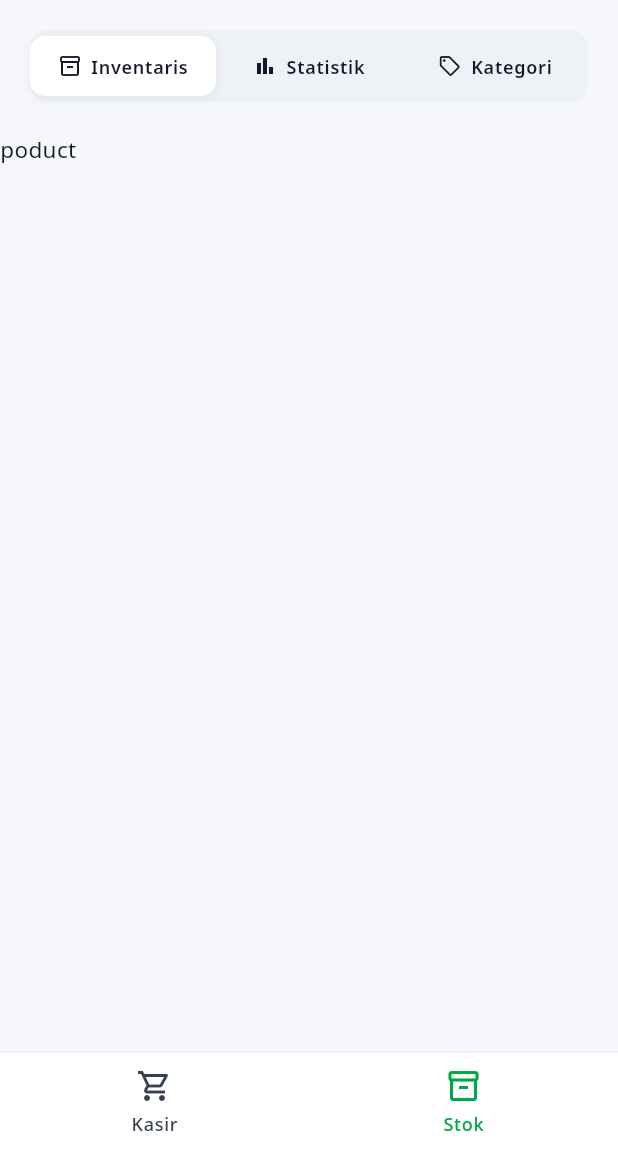
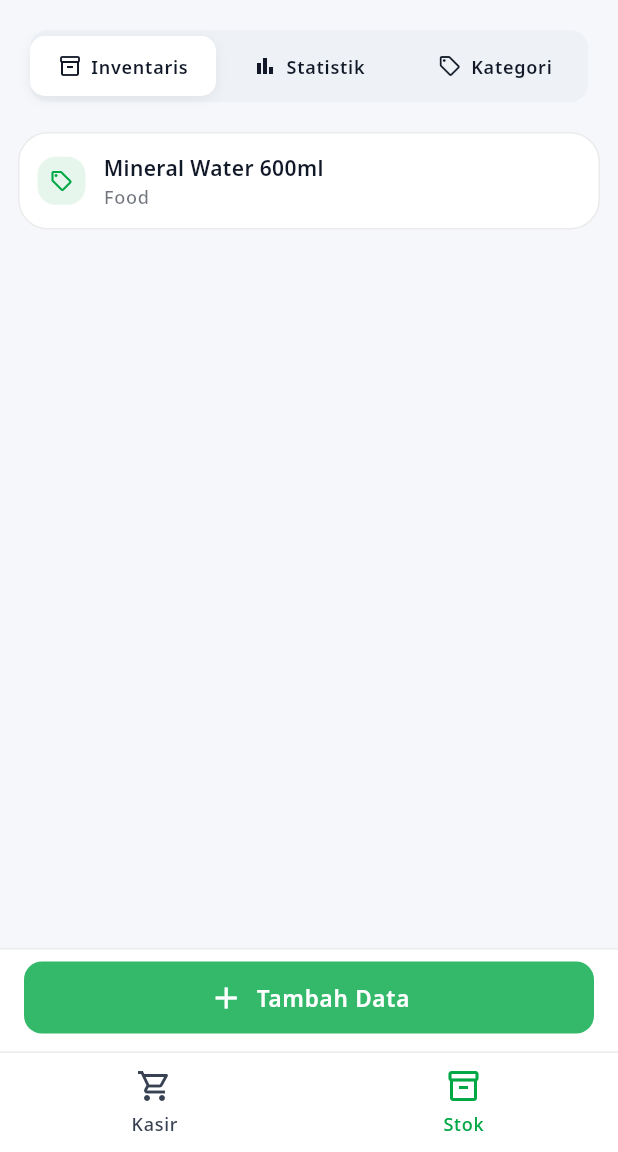
Before and after one commit to yohanesbali1/MY_CASHER, a Flutter app: the screen it shows after launch, after a tap on "Stok", on a phone screen of 412 x 824 dp, the part 84-1236 px from its top. Run offline on Flutter 3.47's test engine with Material 3 defaults, Android fonts, the phone set to English and light mode, and no system bars; our stand-ins replace bloc, flutter_bloc, get_it, go_router, google_fonts.

Commit message:
on progress product

```diff
--- a/lib/feature/product/presentation/bloc/product_bloc.dart
+++ b/lib/feature/product/presentation/bloc/product_bloc.dart
@@ -8,9 +8,9 @@ part 'product_state.dart';
 
 class ProductBloc extends Bloc<ProductEvent, ProductState> {
   ProductBloc(this._repository) : super(ProductState()) {
-    on<ProductEvent>((event, emit) {
+    on<ProductEvent>((event, emit) async {
       if (event is ProductLoad) {
-        _onGetData(event, emit);
+        await _onGetData(event, emit);
       }
     });
   }
@@ -19,6 +19,6 @@ class ProductBloc extends Bloc<ProductEvent, ProductState> {
   Future<void> _onGetData(ProductLoad event, Emitter<ProductState> emit) async {
     await Future.delayed(const Duration(seconds: 1));
     final data = await _repository.getCategories();
-    emit(state.copyWith(products: data));
+    emit(state.copyWith(products_data: data));
   }
 }
--- a/lib/feature/product/presentation/bloc/product_state.dart
+++ b/lib/feature/product/presentation/bloc/product_state.dart
@@ -2,13 +2,13 @@ part of 'product_bloc.dart';
 
 @immutable
 class ProductState {
-  final List<ProductModels> products;
+  final List<ProductModels> products_data;
   final bool isLoading;
-  const ProductState({this.products = const [], this.isLoading = false});
+  const ProductState({this.products_data = const [], this.isLoading = false});
 
-  ProductState copyWith({List<ProductModels>? products, bool? isLoading}) {
+  ProductState copyWith({List<ProductModels>? products_data, bool? isLoading}) {
     return ProductState(
-      products: products ?? this.products,
+      products_data: products_data ?? this.products_data,
       isLoading: isLoading ?? this.isLoading,
     );
   }
--- a/lib/feature/product/presentation/page/product_page.dart
+++ b/lib/feature/product/presentation/page/product_page.dart
@@ -1,10 +1,48 @@
 import 'package:flutter/material.dart';
+import 'package:flutter_bloc/flutter_bloc.dart';
+import 'package:my_casher/feature/product/presentation/bloc/product_bloc.dart';
+import 'package:my_casher/feature/product/presentation/widgets/action_button_widget.dart';
+import 'package:my_casher/feature/product/presentation/widgets/item_data.dart';
 
 class ProductPage extends StatelessWidget {
   const ProductPage({super.key});
 
   @override
   Widget build(BuildContext context) {
-    return Text("poduct");
+    return BlocBuilder<ProductBloc, ProductState>(
+      builder: (context, state) {
+        return Scaffold(
+          body: Column(
+            crossAxisAlignment: CrossAxisAlignment.stretch,
+            mainAxisAlignment: MainAxisAlignment.start,
+            spacing: 12,
+            children: [
+              Expanded(
+                child: RefreshIndicator(
+                  onRefresh: () async {},
+                  child: ScrollConfiguration(
+                    behavior: ScrollBehavior().copyWith(overscroll: false),
+                    child: SingleChildScrollView(
+                      physics: const AlwaysScrollableScrollPhysics(),
+                      child: Column(
+                        spacing: 12,
+                        children: List.generate(state.products_data.length, (
+                          index,
+                        ) {
+                          return ItemDataWidget(
+                            product_item: state.products_data[index],
+                          );
+                        }),
+                      ),
+                    ),
+                  ),
+                ),
+              ),
+              ActionButtonWidget(),
+            ],
+          ),
+        );
+      },
+    );
   }
 }
--- /dev/null
+++ b/lib/feature/product/presentation/widgets/action_button_widget.dart
@@ -0,0 +1,55 @@
+import 'package:flutter/material.dart';
+import 'package:flutter_bloc/flutter_bloc.dart';
+import 'package:my_casher/feature/category_product/presentation/bloc/category_product_bloc.dart';
+import 'package:my_casher/feature/product/presentation/bloc/product_bloc.dart';
+
+class ActionButtonWidget extends StatelessWidget {
+  const ActionButtonWidget({super.key});
+
+  @override
+  Widget build(BuildContext context) {
+    final color = Theme.of(context).colorScheme;
+    final text = Theme.of(context).textTheme;
+    return BlocBuilder<ProductBloc, ProductState>(
+      builder: (context, state) {
+        return Container(
+          padding: EdgeInsets.only(top: 8, bottom: 12, left: 16, right: 16),
+          decoration: BoxDecoration(
+            color: color.surface,
+            border: Border(
+              top: BorderSide(color: Theme.of(context).dividerColor),
+            ),
+          ),
+          child: GestureDetector(
+            onTap: () {
+              context.read<CategoryProductBloc>().add(
+                const CategoryModeChange(FormMode.create),
+              );
+            },
+            child: Container(
+              height: 48,
+              decoration: BoxDecoration(
+                color: color.primary.withValues(alpha: .8),
+                borderRadius: BorderRadius.circular(12),
+              ),
+              child: Row(
+                mainAxisAlignment: MainAxisAlignment.center,
+                spacing: 8,
+                children: [
+                  Icon(Icons.add, color: color.onPrimary),
+                  Text(
+                    'Tambah Data',
+                    style: text.bodyLarge!.copyWith(
+                      color: color.onPrimary,
+                      fontWeight: FontWeight.w600,
+                    ),
+                  ),
+                ],
+              ),
+            ),
+          ),
+        );
+      },
+    );
+  }
+}
--- /dev/null
+++ b/lib/feature/product/presentation/widgets/item_data.dart
@@ -0,0 +1,76 @@
+import 'package:flutter/material.dart';
+import 'package:flutter_bloc/flutter_bloc.dart';
+import 'package:my_casher/feature/product/data/models/product_models.dart';
+import 'package:my_casher/feature/product/presentation/bloc/product_bloc.dart';
+
+class ItemDataWidget extends StatelessWidget {
+  final ProductModels product_item;
+  final VoidCallback? onEdit;
+  final VoidCallback? onDelete;
+
+  const ItemDataWidget({
+    Key? key,
+    required this.product_item,
+    this.onEdit,
+    this.onDelete,
+  }) : super(key: key);
+
+  @override
+  Widget build(BuildContext context) {
+    final color = Theme.of(context).colorScheme;
+    final text = Theme.of(context).textTheme;
+    return BlocBuilder<ProductBloc, ProductState>(
+      builder: (context, state) {
+        return Container(
+          padding: const EdgeInsets.symmetric(horizontal: 12, vertical: 12),
+          margin: const EdgeInsets.symmetric(horizontal: 12),
+          decoration: BoxDecoration(
+            color: color.surface,
+            borderRadius: BorderRadius.circular(20),
+            border: Border.all(color: Theme.of(context).dividerColor),
+          ),
+          child: Row(
+            spacing: 0,
+            children: [
+              Container(
+                width: 32,
+                height: 32,
+                decoration: BoxDecoration(
+                  color: color.primary.withValues(alpha: .1),
+                  borderRadius: BorderRadius.circular(12),
+                ),
+                child: Icon(
+                  Icons.sell_outlined,
+                  size: 16,
+                  color: color.primary,
+                ),
+              ),
+
+              const SizedBox(width: 12),
+              Expanded(
+                child: Column(
+                  crossAxisAlignment: CrossAxisAlignment.start,
+                  children: [
+                    Text(
+                      product_item.name,
+                      style: text.bodyMedium?.copyWith(
+                        fontWeight: FontWeight.w600,
+                        fontSize: 14,
+                      ),
+                    ),
+                    Text(
+                      'Food',
+                      style: text.labelSmall?.copyWith(
+                        color: color.onSurface.withValues(alpha: .60),
+                      ),
+                    ),
+                  ],
+                ),
+              ),
+            ],
+          ),
+        );
+      },
+    );
+  }
+}
```
